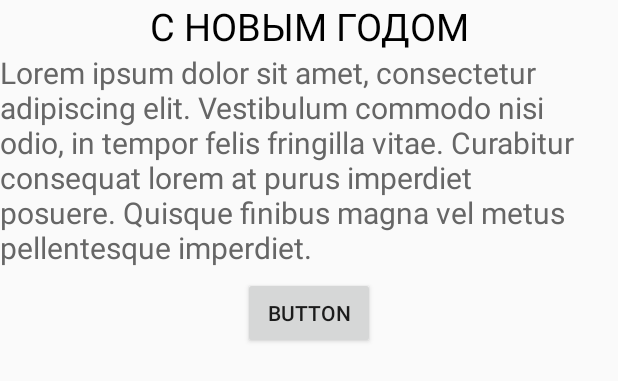
After one commit to avandriets/ToDay-android, an Android app: the layout theme_preview_fragment_layout.xml on its own in the app's theme, with its tools: preview values and no code run, on a phone screen of 412 x 824 dp. The commit adds this screen. Shown: the top 381 px of the screen. Run offline under Robolectric (Android 15) with nearby library versions, the phone set to English and light mode, and no system bars.

Commit message:
theme fragment

```diff
--- a/app/src/main/java/com/gcgamecore/today/MainActivity.java
+++ b/app/src/main/java/com/gcgamecore/today/MainActivity.java
@@ -103,7 +103,7 @@ public class MainActivity extends AppCompatActivity implements ArchiveListFragme
         Bundle arguments = new Bundle();
         arguments.putLong(MainActivity.KEY_POINT_ID, getIntent().getLongExtra(MainActivity.KEY_POINT_ID, pId));
 
-        ThemeQuestionsFragment fragment = new ThemeQuestionsFragment();
+        ThemeFragment fragment = new ThemeFragment();
         fragment.setArguments(arguments);
 
         getSupportFragmentManager().beginTransaction()
--- /dev/null
+++ b/app/src/main/res/layout/theme_preview_fragment_layout.xml
@@ -0,0 +1,60 @@
+<?xml version="1.0" encoding="utf-8"?>
+<LinearLayout xmlns:android="http://schemas.android.com/apk/res/android"
+    xmlns:app="http://schemas.android.com/apk/res-auto"
+    android:layout_width="match_parent"
+    android:layout_height="match_parent"
+    android:orientation="vertical"
+    android:weightSum="1">
+
+    <ScrollView
+        android:layout_width="match_parent"
+        android:layout_height="match_parent">
+
+        <LinearLayout
+            android:layout_width="match_parent"
+            android:layout_height="wrap_content"
+            android:orientation="vertical" >
+
+            <TextView
+                android:id="@+id/headLine"
+                android:layout_width="match_parent"
+                android:layout_height="wrap_content"
+                android:gravity="center_horizontal"
+                android:text="С новым годом"
+                android:textAllCaps="true"
+                android:textColor="@color/colorBlack"
+                android:textSize="25sp" />
+
+            <TextView
+                android:id="@+id/leadText"
+                android:layout_width="match_parent"
+                android:layout_height="wrap_content"
+                android:text="Lorem ipsum dolor sit amet, consectetur adipiscing elit. Vestibulum commodo nisi odio, in tempor felis fringilla vitae. Curabitur consequat lorem at purus imperdiet posuere. Quisque finibus magna vel metus pellentesque imperdiet."
+                android:textColor="@color/colortextGray"
+                android:textSize="20sp" />
+
+            <RelativeLayout
+                android:layout_width="match_parent"
+                android:layout_height="match_parent">
+
+                <Button
+                    android:text="Button"
+                    android:layout_width="wrap_content"
+                    android:layout_height="wrap_content"
+                    android:id="@+id/button"
+                    app:layout_anchorGravity="center"
+                    android:layout_centerInParent="true" />
+
+                <de.hdodenhof.circleimageview.CircleImageView
+                    android:id="@+id/background_image"
+                    android:layout_width="match_parent"
+                    android:layout_height="match_parent"
+                    app:civ_border_width="0dp"
+                    app:civ_border_color="#FF000000"
+                    android:layout_margin="30dp" />
+            </RelativeLayout>
+
+        </LinearLayout>
+    </ScrollView>
+
+</LinearLayout>
--- a/app/src/main/res/values/colors.xml
+++ b/app/src/main/res/values/colors.xml
@@ -2,10 +2,11 @@
 <resources>
     <color name="colorPrimary">#080808</color>
     <color name="colorPrimaryDark">#000000</color>
-    <color name="colorAccent">#FF4081</color>
+    <color name="colorAccent">#ff4081</color>
     <color name="colorRed">#fa0012</color>
     <color name="colorBlack">#000000</color>
     <color name="colorWhite">#ffffff</color>
     <color name="colorGray">#e6e6e6</color>
+    <color name="colortextGray">#666666</color>
 
 </resources>
```
Also changed, not shown: app/src/main/java/com/gcgamecore/today/ThemeFragment.java (+39 -12 lines), app/src/main/assets/fonts/Book Antiqua Bold.ttf (added), app/src/main/assets/fonts/Book Antiqua Regular.ttf (added), app/src/main/olen-web.png (added).
